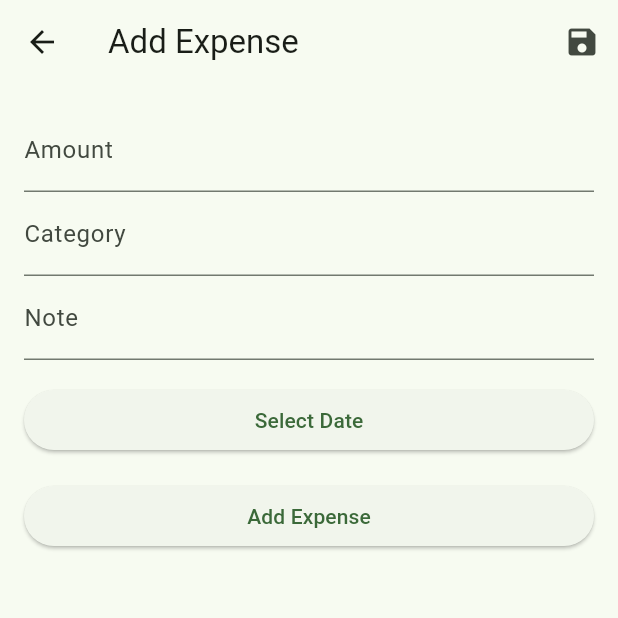
After one commit to subhan-0073/smartwallet, a Flutter app: the screen it shows after launch, after a tap on the "add" icon, on a phone screen of 412 x 824 dp, the top half of it. The commit adds this screen. Run offline on Flutter 3.47's test engine with Material 3 defaults, Android fonts, the phone set to English and light mode, and no system bars.

Commit message:
Milestone 3: Added Add Expense form with amount, category, note, and date fields, form validation, navigation from HomeScreen, and dynamic state management to update the expense list.

```diff
--- /dev/null
+++ b/lib/models/expense.dart
@@ -0,0 +1,13 @@
+class Expense {
+  final double amount;
+  final String category;
+  final String note;
+  final DateTime date;
+
+  Expense({
+    required this.amount,
+    required this.category,
+    required this.note,
+    required this.date,
+  });
+}
--- /dev/null
+++ b/lib/screens/add_expense_screen.dart
@@ -0,0 +1,125 @@
+import 'package:flutter/material.dart';
+import '../models/expense.dart';
+
+class AddExpenseScreen extends StatefulWidget {
+  const AddExpenseScreen({super.key});
+
+  @override
+  State<AddExpenseScreen> createState() => _AddExpenseScreenState();
+}
+
+class _AddExpenseScreenState extends State<AddExpenseScreen> {
+  final TextEditingController _amountController = TextEditingController();
+  final TextEditingController _categoryController = TextEditingController();
+  final TextEditingController _noteController = TextEditingController();
+
+  double? _amount;
+  String? _category;
+  String? _note;
+  DateTime? _selectedDate;
+
+  final _formKey = GlobalKey<FormState>();
+
+  @override
+  Widget build(BuildContext context) {
+    return Scaffold(
+      appBar: AppBar(
+        title: Text('Add Expense'),
+        actions: [IconButton(onPressed: () {}, icon: Icon(Icons.save))],
+      ),
+      body: Form(
+        key: _formKey,
+        child: ListView(
+          padding: EdgeInsets.all(16),
+          children: [
+            TextFormField(
+              controller: _amountController,
+              decoration: InputDecoration(labelText: 'Amount'),
+              keyboardType: TextInputType.number,
+              validator: (value) {
+                if (value == null || value.isEmpty) {
+                  return 'Amount is required';
+                }
+                if (double.tryParse(value) == null) {
+                  return 'Invalid amount';
+                }
+                return null;
+              },
+              onSaved: (newValue) => _amount = double.tryParse(newValue ?? ''),
+            ),
+            TextFormField(
+              controller: _categoryController,
+              decoration: InputDecoration(labelText: 'Category'),
+              validator: (value) {
+                if (value == null || value.isEmpty) {
+                  return 'Category is required';
+                }
+                return null;
+              },
+              onSaved: (newValue) => _category = newValue?.trim(),
+            ),
+            TextFormField(
+              controller: _noteController,
+              decoration: InputDecoration(labelText: 'Note'),
+              validator: (value) {
+                if (value == null || value.isEmpty) {
+                  return 'Note is required';
+                }
+                return null;
+              },
+              onSaved: (newValue) => _note = newValue?.trim(),
+            ),
+            const SizedBox(height: 16),
+
+            ElevatedButton(
+              onPressed: () async {
+                final pickedDate = await showDatePicker(
+                  context: context,
+                  initialDate: _selectedDate ?? DateTime.now(),
+                  firstDate: DateTime(2000),
+                  lastDate: DateTime(2100),
+                );
+                if (pickedDate != null) {
+                  setState(() {
+                    _selectedDate = pickedDate;
+                  });
+                }
+              },
+              child: Text(
+                _selectedDate == null
+                    ? 'Select Date'
+                    : 'Date: 	${_selectedDate!.toLocal().toString().split(' ')[0]}',
+              ),
+            ),
+            const SizedBox(height: 16),
+            ElevatedButton(
+              onPressed: () {
+                if (_selectedDate == null) {
+                  ScaffoldMessenger.of(context).showSnackBar(
+                    const SnackBar(content: Text('Please pick a date')),
+                  );
+                  return;
+                }
+                final isValid = _formKey.currentState!.validate();
+                if (isValid) {
+                  _formKey.currentState?.save();
+
+                  Navigator.pop(
+                    context,
+                    Expense(
+                      amount: _amount ?? 0,
+                      category: _category ?? '',
+                      note: _note ?? '',
+                      date: _selectedDate!,
+                    ),
+                  );
+                }
+              },
+              child: Text('Add Expense'),
+            ),
+          ],
+        ),
+      ),
+    );
+  }
+}
--- a/lib/screens/home_screen.dart
+++ b/lib/screens/home_screen.dart
@@ -1,28 +1,35 @@
 import 'package:flutter/material.dart';
+import '../screens/add_expense_screen.dart';
+import '../models/expense.dart';
 import '../widgets/expense_tile.dart';
 
-class HomeScreen extends StatelessWidget {
-  HomeScreen({super.key});
+class HomeScreen extends StatefulWidget {
+  const HomeScreen({super.key});
 
-  final List<Map<String, dynamic>> mockExpenses = [
-    {
-      'amount': 12.99,
-      'category': 'Food',
-      'note': 'Lunch',
-      'date': '2025-07-24',
-    },
-    {
-      'amount': 45.00,
-      'category': 'Transport',
-      'note': 'Taxi',
-      'date': '2025-07-23',
-    },
-    {
-      'amount': 8.50,
-      'category': 'Coffee',
-      'note': 'Morning coffee',
-      'date': '2025-07-23',
-    },
+  @override
+  State<HomeScreen> createState() => _HomeScreenState();
+}
+
+class _HomeScreenState extends State<HomeScreen> {
+  final List<Expense> mockExpenses = [
+    Expense(
+      amount: 12.99,
+      category: 'Food',
+      note: 'Lunch',
+      date: DateTime.parse('2025-07-24'),
+    ),
+    Expense(
+      amount: 45.00,
+      category: 'Transport',
+      note: 'Taxi',
+      date: DateTime.parse('2025-07-23'),
+    ),
+    Expense(
+      amount: 8.50,
+      category: 'Coffee',
+      note: 'Morning coffee',
+      date: DateTime.parse('2025-07-23'),
+    ),
   ];
 
   @override
@@ -34,12 +41,28 @@ class HomeScreen extends StatelessWidget {
         itemBuilder: (context, index) {
           final expense = mockExpenses[index];
           return ExpenseTile(
-            amount: expense['amount'],
-            category: expense['category'],
-            note: expense['note'],
-            date: expense['date'],
+            amount: expense.amount,
+            category: expense.category,
+            note: expense.note,
+            date: expense.date.toString().split(' ')[0],
           );
         },
+      ),
+      floatingActionButton: FloatingActionButton(
+        onPressed: () async {
+          final newExpense = await Navigator.push(
+            context,
+            MaterialPageRoute(builder: (context) => const AddExpenseScreen()),
+          );
+
+          if (newExpense != null) {
+            setState(() {
+              mockExpenses.add(newExpense);
+            });
+          }
+        },
+        tooltip: 'Add Expense',
+        child: const Icon(Icons.add),
       ),
     );
   }
```
Also changed, not shown: 1 other file.
